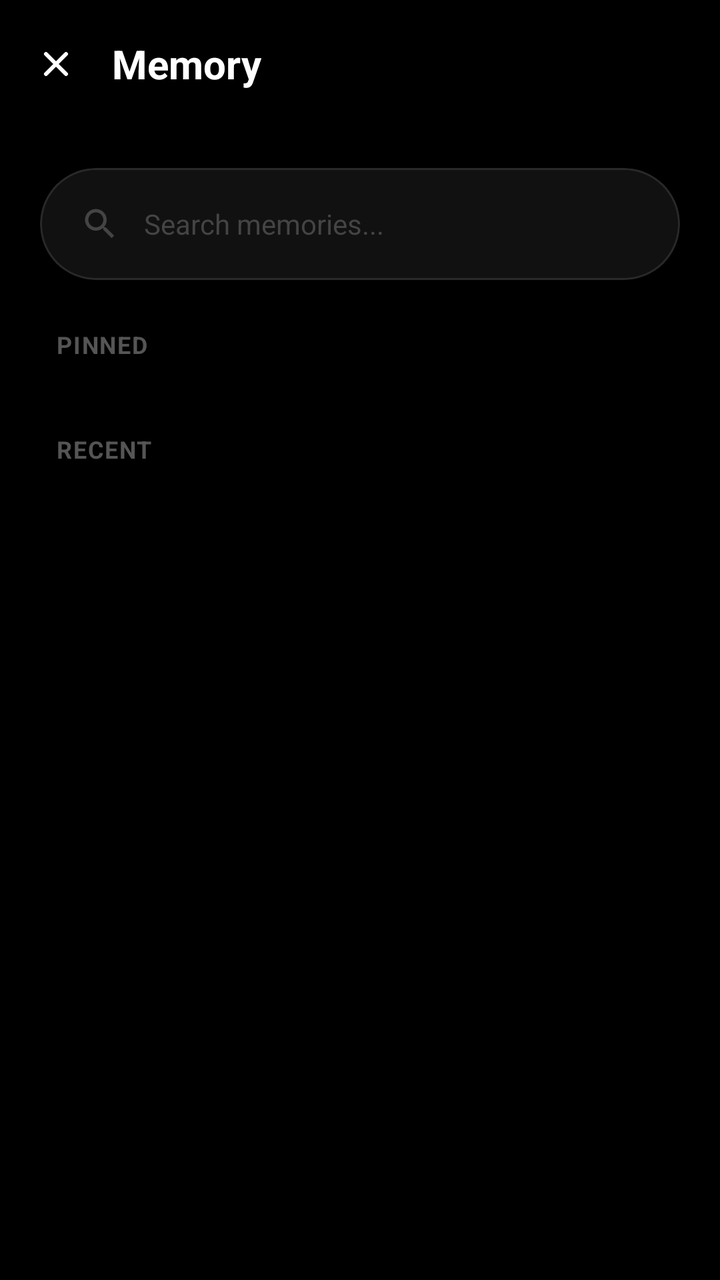
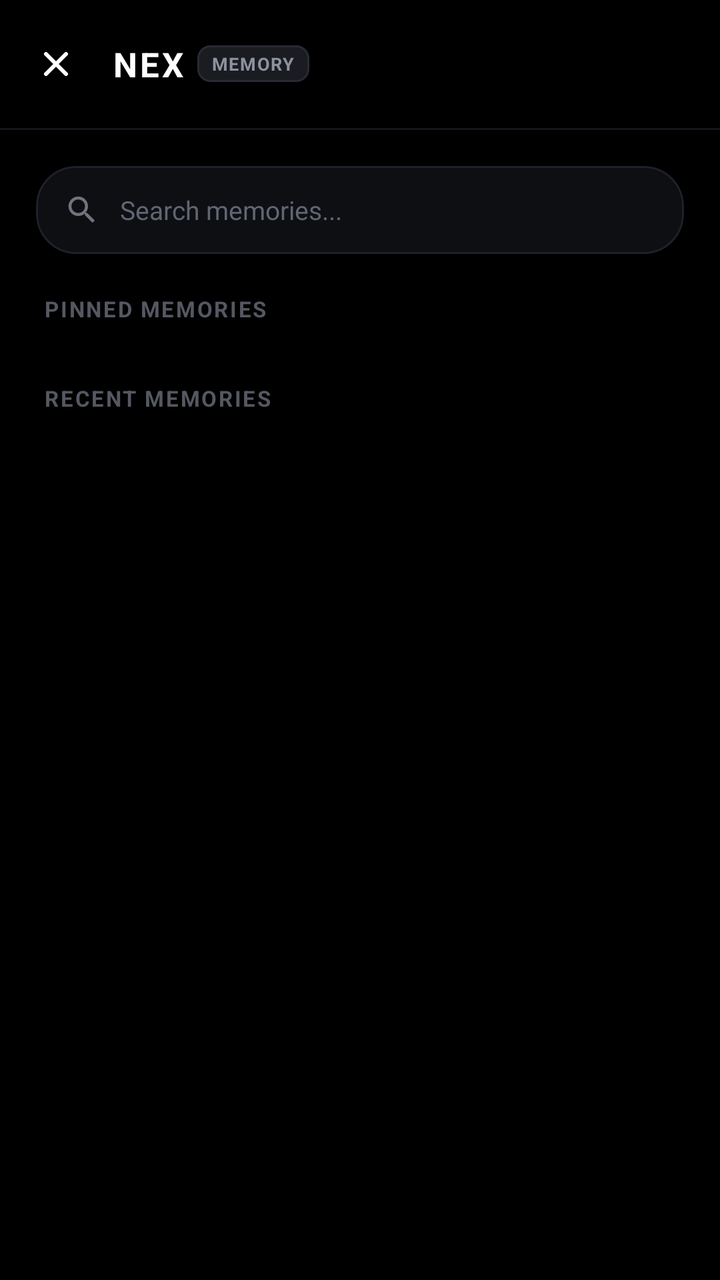

Screens rendered from an Android XML layout before and after an edit, with the pre-edit source and the edit as a unified diff.
<!-- AndroidManifest.xml: activity theme Theme.NexV1 -->
<!-- res/layout/activity_memory.xml -->
<?xml version="1.0" encoding="utf-8"?>
<androidx.constraintlayout.widget.ConstraintLayout xmlns:android="http://schemas.android.com/apk/res/android"
    xmlns:app="http://schemas.android.com/apk/res-auto"
    xmlns:tools="http://schemas.android.com/tools"
    android:id="@+id/memory_root"
    android:layout_width="match_parent"
    android:layout_height="match_parent"
    android:background="#000000"
    tools:context=".MemoryActivity">

    <com.google.android.material.appbar.MaterialToolbar
        android:id="@+id/toolbar"
        android:layout_width="match_parent"
        android:layout_height="wrap_content"
        android:background="@android:color/transparent"
        app:layout_constraintTop_toTopOf="parent"
        app:navigationIcon="@drawable/ic_close"
        app:navigationIconTint="@android:color/white">

        <TextView
            android:layout_width="wrap_content"
            android:layout_height="wrap_content"
            android:text="@string/memory"
            android:textColor="@android:color/white"
            android:textSize="20sp"
            android:textStyle="bold"
            android:layout_gravity="start"/>

    </com.google.android.material.appbar.MaterialToolbar>

    <androidx.core.widget.NestedScrollView
        android:layout_width="match_parent"
        android:layout_height="0dp"
        android:fillViewport="true"
        app:layout_constraintBottom_toBottomOf="parent"
        app:layout_constraintTop_toBottomOf="@id/toolbar">

        <LinearLayout
            android:layout_width="match_parent"
            android:layout_height="wrap_content"
            android:orientation="vertical"
            android:padding="20dp">

            
            <com.google.android.material.card.MaterialCardView
                android:id="@+id/search_bar_memory"
                android:layout_width="match_parent"
                android:layout_height="56dp"
                android:layout_marginBottom="24dp"
                app:cardBackgroundColor="#111111"
                app:cardCornerRadius="28dp"
                app:strokeWidth="1dp"
                app:strokeColor="#1AFFFFFF">

                <LinearLayout
                    android:layout_width="match_parent"
                    android:layout_height="match_parent"
                    android:gravity="center_vertical"
                    android:orientation="horizontal"
                    android:paddingHorizontal="20dp">

                    <ImageView
                        android:layout_width="20dp"
                        android:layout_height="20dp"
                        android:src="@drawable/ic_search"
                        app:tint="#444444" />

                    <EditText
                        android:id="@+id/search_input_memory"
                        android:layout_width="0dp"
                        android:layout_height="match_parent"
                        android:layout_weight="1"
                        android:layout_marginStart="12dp"
                        android:background="@android:color/transparent"
                        android:hint="Search memories..."
                        android:textColorHint="#444444"
                        android:textColor="@android:color/white"
                        android:textSize="14sp"
                        android:inputType="text"
                        android:maxLines="1"
                        android:importantForAutofill="no" />

                    <ImageButton
                        android:id="@+id/btn_clear_search_memory"
                        android:layout_width="32dp"
                        android:layout_height="32dp"
                        android:background="?attr/selectableItemBackgroundBorderless"
                        android:src="@drawable/ic_close"
                        app:tint="#8E8E93"
                        android:visibility="gone"
                        android:contentDescription="Clear search" />
                </LinearLayout>
            </com.google.android.material.card.MaterialCardView>

            
            <TextView
                android:id="@+id/tv_pinned_label"
                android:layout_width="match_parent"
                android:layout_height="wrap_content"
                android:layout_marginStart="8dp"
                android:layout_marginBottom="12dp"
                android:text="PINNED"
                android:textColor="#555555"
                android:textSize="12sp"
                android:textStyle="bold"
                android:letterSpacing="0.05" />

            <androidx.recyclerview.widget.RecyclerView
                android:id="@+id/pinnedRecycler"
                android:layout_width="match_parent"
                android:layout_height="wrap_content"
                android:layout_marginBottom="24dp"
                android:nestedScrollingEnabled="false" />

            
            <TextView
                android:id="@+id/tv_recent_label"
                android:layout_width="match_parent"
                android:layout_height="wrap_content"
                android:layout_marginStart="8dp"
                android:layout_marginBottom="12dp"
                android:text="RECENT"
                android:textColor="#555555"
                android:textSize="12sp"
                android:textStyle="bold"
                android:letterSpacing="0.05" />

            <androidx.recyclerview.widget.RecyclerView
                android:id="@+id/recentRecycler"
                android:layout_width="match_parent"
                android:layout_height="wrap_content"
                android:nestedScrollingEnabled="false" />

            
            <LinearLayout
                android:id="@+id/layout_empty_state_memory"
                android:layout_width="match_parent"
                android:layout_height="wrap_content"
                android:orientation="vertical"
                android:gravity="center"
                android:paddingVertical="80dp"
                android:visibility="gone">

                <ImageView
                    android:layout_width="80dp"
                    android:layout_height="80dp"
                    android:src="@drawable/ic_memory"
                    app:tint="#2C2C2E"
                    android:layout_marginBottom="24dp"/>

                <TextView
                    android:layout_width="wrap_content"
                    android:layout_height="wrap_content"
                    android:text="No memories yet"
                    android:textColor="@android:color/white"
                    android:textSize="20sp"
                    android:textStyle="bold"
                    android:layout_marginBottom="8dp"/>

                <TextView
                    android:layout_width="wrap_content"
                    android:layout_height="wrap_content"
                    android:text="Pin messages in chat to save facts, preferences, and important context here."
                    android:textColor="#8E8E93"
                    android:textSize="14sp"
                    android:gravity="center"
                    android:layout_marginHorizontal="32dp"/>
            </LinearLayout>

        </LinearLayout>
    </androidx.core.widget.NestedScrollView>

</androidx.constraintlayout.widget.ConstraintLayout>
<!-- resources referenced by this layout -->
<resources>
  <!-- drawable ic_close (drawable) -->
  <vector xmlns:android="http://schemas.android.com/apk/res/android" android:height="24dp" android:viewportHeight="24" android:viewportWidth="24" android:width="24dp">
        
      <path android:fillColor="#00000000" android:fillType="evenOdd" android:pathData="M17,7L7,17" android:strokeColor="#fff" android:strokeLineCap="round" android:strokeWidth="2"/>
        
      <path android:fillColor="#00000000" android:fillType="evenOdd" android:pathData="M7,7L17,17" android:strokeColor="#fff" android:strokeLineCap="round" android:strokeWidth="2"/>
      
  </vector>
  <!-- drawable ic_memory (drawable) -->
  <vector xmlns:android="http://schemas.android.com/apk/res/android"
      android:width="24dp"
      android:height="24dp"
      android:viewportWidth="24"
      android:viewportHeight="24">
      <path
          android:fillColor="@android:color/white"
          android:pathData="M12,2C9.24,2 7,4.24 7,7c0,1.38 0.56,2.63 1.47,3.53C7.6,11.39 7,12.63 7,14c0,2.76 2.24,5 5,5s5,-2.24 5,-5c0,-1.37 -0.6,-2.61 -1.47,-3.47C16.44,9.63 17,8.38 17,7C17,4.24 14.76,2 12,2z" />
  </vector>
  <!-- drawable ic_search (drawable) -->
  <vector xmlns:android="http://schemas.android.com/apk/res/android"
      android:width="24dp"
      android:height="24dp"
      android:viewportWidth="24"
      android:viewportHeight="24">
      <path
          android:fillColor="@android:color/white"
          android:pathData="M15.5,14h-0.79l-0.28,-0.27C15.41,12.59 16,11.11 16,9.5 16,5.91 13.09,3 9.5,3S3,5.91 3,9.5 5.91,16 9.5,16c1.61,0 3.09,-0.59 4.23,-1.57l0.27,0.28v0.79l5,4.99L20.49,19l-4.99,-5zM9.5,14C7.01,14 5,11.99 5,9.5S7.01,5 9.5,5 14,7.01 14,9.5 11.99,14 9.5,14z"/>
  </vector>
  <string name="memory">Memory</string>
  <style name="Theme.NexV1" parent="Theme.Material3.DayNight.NoActionBar">
          
          <item name="colorPrimary">@color/white</item>
          <item name="colorOnPrimary">@color/black</item>
          <item name="colorSecondary">#8E8E93</item>
  
          
          <item name="android:textColorHighlight">@color/selection_color</item>
          <item name="colorControlActivated">@color/white</item>
          <item name="colorControlHighlight">@color/selection_color</item>
  
          
          <item name="android:colorBackground">@color/black</item>
          <item name="android:windowBackground">@color/black</item>
  
          
          <item name="android:statusBarColor">@color/black</item>
          <item name="android:windowFullscreen">false</item>
          <item name="android:fitsSystemWindows">true</item>
      </style>
  <color name="white">#FFFFFF</color>
  <color name="black">#000000</color>
  <color name="selection_color">#40FFFFFF</color>
</resources>

<!-- the commit's change to res/layout/activity_memory.xml (unified diff, before → after) -->
@@ -8,87 +8,125 @@
     android:background="#000000"
     tools:context=".MemoryActivity">
 
+    
     <com.google.android.material.appbar.MaterialToolbar
         android:id="@+id/toolbar"
         android:layout_width="match_parent"
         android:layout_height="wrap_content"
-        android:background="@android:color/transparent"
+        android:minHeight="?attr/actionBarSize"
+        android:background="#000000"
+        app:buttonGravity="center_vertical"
+        app:contentInsetEnd="16dp"
+        app:contentInsetStart="12dp"
         app:layout_constraintTop_toTopOf="parent"
         app:navigationIcon="@drawable/ic_close"
         app:navigationIconTint="@android:color/white">
 
-        <TextView
+        <LinearLayout
             android:layout_width="wrap_content"
             android:layout_height="wrap_content"
-            android:text="@string/memory"
-            android:textColor="@android:color/white"
-            android:textSize="20sp"
-            android:textStyle="bold"
-            android:layout_gravity="start"/>
+            android:layout_gravity="start|center_vertical"
+            android:gravity="center_vertical"
+            android:orientation="horizontal">
+
+            <TextView
+                android:layout_width="wrap_content"
+                android:layout_height="wrap_content"
+                android:letterSpacing="0.08"
+                android:text="NEX"
+                android:textColor="@android:color/white"
+                android:textSize="17sp"
+                android:textStyle="bold" />
+
+            <TextView
+                android:layout_width="wrap_content"
+                android:layout_height="wrap_content"
+                android:layout_marginStart="6dp"
+                android:background="@drawable/bg_pill_tag"
+                android:letterSpacing="0.06"
+                android:text="MEMORY"
+                android:textColor="#8E929E"
+                android:textSize="9sp"
+                android:textStyle="bold" />
+        </LinearLayout>
 
     </com.google.android.material.appbar.MaterialToolbar>
 
+    
+    <View
+        android:id="@+id/headerDivider"
+        android:layout_width="match_parent"
+        android:layout_height="1dp"
+        android:background="#14161C"
+        app:layout_constraintTop_toBottomOf="@id/toolbar" />
+
+    
     <androidx.core.widget.NestedScrollView
         android:layout_width="match_parent"
         android:layout_height="0dp"
         android:fillViewport="true"
+        android:overScrollMode="never"
+        android:scrollbars="none"
         app:layout_constraintBottom_toBottomOf="parent"
-        app:layout_constraintTop_toBottomOf="@id/toolbar">
+        app:layout_constraintTop_toBottomOf="@id/headerDivider">
 
         <LinearLayout
             android:layout_width="match_parent"
             android:layout_height="wrap_content"
             android:orientation="vertical"
-            android:padding="20dp">
+            android:paddingHorizontal="18dp"
+            android:paddingTop="18dp"
+            android:paddingBottom="24dp">
 
             
             <com.google.android.material.card.MaterialCardView
                 android:id="@+id/search_bar_memory"
                 android:layout_width="match_parent"
-                android:layout_height="56dp"
-                android:layout_marginBottom="24dp"
-                app:cardBackgroundColor="#111111"
-                app:cardCornerRadius="28dp"
-                app:strokeWidth="1dp"
-                app:strokeColor="#1AFFFFFF">
+                android:layout_height="44dp"
+                android:layout_marginBottom="20dp"
+                app:cardBackgroundColor="#0E0F13"
+                app:cardCornerRadius="20dp"
+                app:cardElevation="0dp"
+                app:strokeColor="#1E2129"
+                app:strokeWidth="1dp">
 
                 <LinearLayout
                     android:layout_width="match_parent"
                     android:layout_height="match_parent"
                     android:gravity="center_vertical"
                     android:orientation="horizontal"
-                    android:paddingHorizontal="20dp">
+                    android:paddingHorizontal="14dp">
 
                     <ImageView
-                        android:layout_width="20dp"
-                        android:layout_height="20dp"
+                        android:layout_width="18dp"
+                        android:layout_height="18dp"
                         android:src="@drawable/ic_search"
-                        app:tint="#444444" />
+                        app:tint="#71747E" />
 
                     <EditText
                         android:id="@+id/search_input_memory"
                         android:layout_width="0dp"
                         android:layout_height="match_parent"
+                        android:layout_marginStart="10dp"
                         android:layout_weight="1"
-                        android:layout_marginStart="12dp"
                         android:background="@android:color/transparent"
                         android:hint="Search memories..."
-                        android:textColorHint="#444444"
-                        android:textColor="@android:color/white"
-                        android:textSize="14sp"
+                        android:importantForAutofill="no"
                         android:inputType="text"
                         android:maxLines="1"
-                        android:importantForAutofill="no" />
+                        android:textColor="@android:color/white"
+                        android:textColorHint="#626572"
+                        android:textSize="13sp" />
 
                     <ImageButton
                         android:id="@+id/btn_clear_search_memory"
-                        android:layout_width="32dp"
-                        android:layout_height="32dp"
+                        android:layout_width="22dp"
+                        android:layout_height="22dp"
                         android:background="?attr/selectableItemBackgroundBorderless"
+                        android:contentDescription="Clear search"
                         android:src="@drawable/ic_close"
-                        app:tint="#8E8E93"
                         android:visibility="gone"
-                        android:contentDescription="Clear search" />
+                        app:tint="#8E929E" />
                 </LinearLayout>
             </com.google.android.material.card.MaterialCardView>
 
@@ -97,74 +135,77 @@
                 android:id="@+id/tv_pinned_label"
                 android:layout_width="match_parent"
                 android:layout_height="wrap_content"
-                android:layout_marginStart="8dp"
-                android:layout_marginBottom="12dp"
-                android:text="PINNED"
-                android:textColor="#555555"
-                android:textSize="12sp"
-                android:textStyle="bold"
-                android:letterSpacing="0.05" />
+                android:layout_marginStart="4dp"
+                android:layout_marginBottom="10dp"
+                android:letterSpacing="0.08"
+                android:text="PINNED MEMORIES"
+                android:textColor="#555862"
+                android:textSize="11sp"
+                android:textStyle="bold" />
 
             <androidx.recyclerview.widget.RecyclerView
                 android:id="@+id/pinnedRecycler"
                 android:layout_width="match_parent"
                 android:layout_height="wrap_content"
-                android:layout_marginBottom="24dp"
-                android:nestedScrollingEnabled="false" />
+                android:layout_marginBottom="20dp"
+                android:nestedScrollingEnabled="false"
+                android:overScrollMode="never" />
 
             
             <TextView
                 android:id="@+id/tv_recent_label"
                 android:layout_width="match_parent"
                 android:layout_height="wrap_content"
-                android:layout_marginStart="8dp"
-                android:layout_marginBottom="12dp"
-                android:text="RECENT"
-                android:textColor="#555555"
-                android:textSize="12sp"
-                android:textStyle="bold"
-                android:letterSpacing="0.05" />
+                android:layout_marginStart="4dp"
+                android:layout_marginBottom="10dp"
+                android:letterSpacing="0.08"
+                android:text="RECENT MEMORIES"
+                android:textColor="#555862"
+                android:textSize="11sp"
+                android:textStyle="bold" />
 
             <androidx.recyclerview.widget.RecyclerView
                 android:id="@+id/recentRecycler"
                 android:layout_width="match_parent"
                 android:layout_height="wrap_content"
-                android:nestedScrollingEnabled="false" />
+                android:nestedScrollingEnabled="false"
+                android:overScrollMode="never" />
 
             
             <LinearLayout
                 android:id="@+id/layout_empty_state_memory"
                 android:layout_width="match_parent"
                 android:layout_height="wrap_content"
+                android:gravity="center"
                 android:orientation="vertical"
-                android:gravity="center"
-                android:paddingVertical="80dp"
+                android:paddingVertical="60dp"
                 android:visibility="gone">
 
                 <ImageView
-                    android:layout_width="80dp"
-                    android:layout_height="80dp"
+                    android:layout_width="44dp"
+                    android:layout_height="44dp"
+                    android:layout_marginBottom="14dp"
                     android:src="@drawable/ic_memory"
-                    app:tint="#2C2C2E"
-                    android:layout_marginBottom="24dp"/>
+                    app:tint="#353842" />
 
                 <TextView
                     android:layout_width="wrap_content"
                     android:layout_height="wrap_content"
+                    android:layout_marginBottom="6dp"
                     android:text="No memories yet"
-                    android:textColor="@android:color/white"
-                    android:textSize="20sp"
-                    android:textStyle="bold"
-                    android:layout_marginBottom="8dp"/>
+                    android:textColor="#8E929E"
+                    android:textSize="15sp"
+                    android:textStyle="bold" />
 
                 <TextView
                     android:layout_width="wrap_content"
                     android:layout_height="wrap_content"
-                    android:text="Pin messages in chat to save facts, preferences, and important context here."
-                    android:textColor="#8E8E93"
-                    android:textSize="14sp"
+                    android:layout_marginHorizontal="24dp"
                     android:gravity="center"
-                    android:layout_marginHorizontal="32dp"/>
+                    android:lineSpacingExtra="2dp"
+                    android:text="Pin important messages in chat to recall facts, user preferences, and project context here."
+                    android:textColor="#555862"
+                    android:textSize="12sp" />
             </LinearLayout>
 
         </LinearLayout>
<!-- resource entries referenced after the edit -->
@@ -1,5 +1,20 @@
 <!-- resources referenced by this layout -->
 <resources>
+  <!-- drawable bg_pill_tag (drawable) -->
+  <?xml version="1.0" encoding="utf-8"?>
+  <shape xmlns:android="http://schemas.android.com/apk/res/android"
+      android:shape="rectangle">
+      <solid android:color="#1A1C22" />
+      <stroke
+          android:width="1dp"
+          android:color="#282B34" />
+      <corners android:radius="6dp" />
+      <padding
+          android:bottom="3dp"
+          android:left="7dp"
+          android:right="7dp"
+          android:top="3dp" />
+  </shape>
   <!-- drawable ic_close (drawable) -->
   <vector xmlns:android="http://schemas.android.com/apk/res/android" android:height="24dp" android:viewportHeight="24" android:viewportWidth="24" android:width="24dp">
         
@@ -28,7 +43,6 @@
           android:fillColor="@android:color/white"
           android:pathData="M15.5,14h-0.79l-0.28,-0.27C15.41,12.59 16,11.11 16,9.5 16,5.91 13.09,3 9.5,3S3,5.91 3,9.5 5.91,16 9.5,16c1.61,0 3.09,-0.59 4.23,-1.57l0.27,0.28v0.79l5,4.99L20.49,19l-4.99,-5zM9.5,14C7.01,14 5,11.99 5,9.5S7.01,5 9.5,5 14,7.01 14,9.5 11.99,14 9.5,14z"/>
   </vector>
-  <string name="memory">Memory</string>
   <style name="Theme.NexV1" parent="Theme.Material3.DayNight.NoActionBar">
           
           <item name="colorPrimary">@color/white</item>
